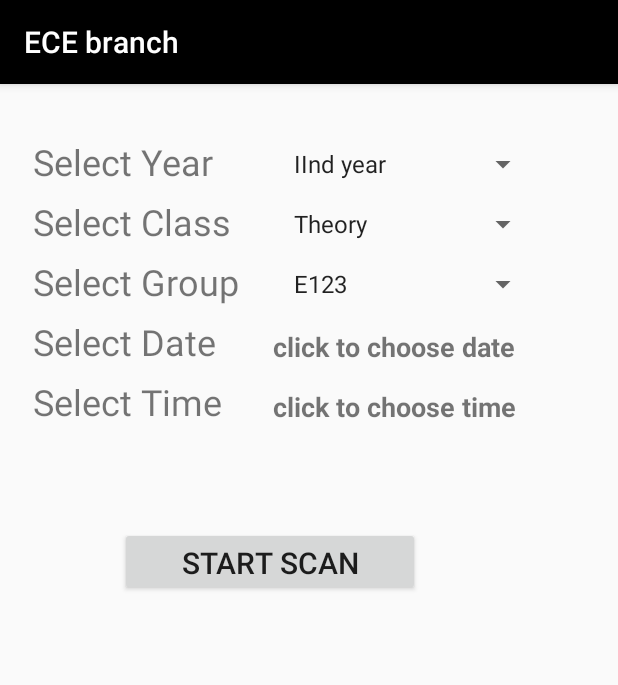
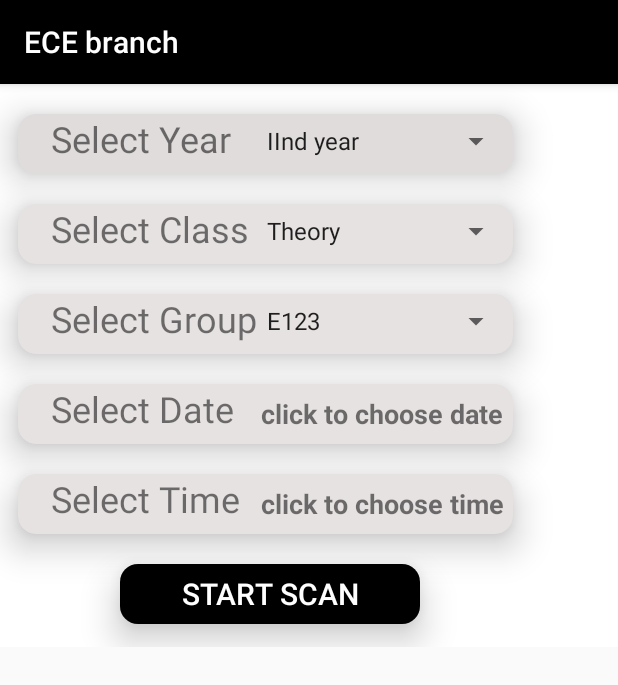
Before and after one commit to ravisharma46/SmartAttendanceSystem, an Android app: the fragment EceFragment shown on its own in the app's theme, on a phone screen of 412 x 824 dp. Shown: the top 685 px of the screen. Run offline under Robolectric (Android 15) with nearby library versions, the phone set to English and light mode, and no system bars.

Commit message:
update UI of ECE fragment

```diff
--- a/app/src/main/res/layout/fragment_ece.xml
+++ b/app/src/main/res/layout/fragment_ece.xml
@@ -4,27 +4,26 @@
     xmlns:tools="http://schemas.android.com/tools"
     android:layout_width="match_parent"
     android:layout_height="375sp"
-    android:layout_marginTop="35sp"
+    android:background="@color/white"
     tools:context=".EceFragment">
 
     <!-- TODO: Update blank fragment layout -->
 
 
-    <Spinner
-        android:id="@+id/spinner_select_group"
-        android:layout_width="179sp"
-        android:layout_height="36sp"
-        android:layout_marginLeft="180sp"
-        android:layout_marginTop="80sp" />
 
-    <TextView
-        android:layout_width="200sp"
-        android:layout_height="36sp"
-        android:layout_marginTop="80sp"
-        android:paddingLeft="22sp"
-        android:text="Select Group"
-        android:textSize="24sp" />
 
+    <android.support.v7.widget.CardView
+        android:id="@+id/cardView1"
+        android:layout_width="330sp"
+        android:layout_marginLeft="12sp"
+        android:layout_height="40sp"
+        android:layout_marginTop="20sp"
+        app:cardCornerRadius="12sp"
+        app:cardElevation="15sp"
+        app:layout_constraintBottom_toBottomOf="parent"
+        app:cardBackgroundColor="#E0DCDC"
+        app:layout_constraintEnd_toEndOf="parent"
+        app:layout_constraintStart_toStartOf="parent">
 
         <TextView
             android:id="@+id/textView2"
@@ -38,14 +37,27 @@
             android:id="@+id/spinner_select_year"
             android:layout_width="179sp"
             android:layout_height="36sp"
-        android:layout_marginLeft="180sp" />
+            android:layout_marginLeft="150sp" />
+    </android.support.v7.widget.CardView>
 
+
+    <android.support.v7.widget.CardView
+        android:id="@+id/cardView2"
+        android:layout_width="330sp"
+        android:layout_marginLeft="12sp"
+        android:layout_height="40sp"
+        android:layout_marginTop="80sp"
+        app:cardBackgroundColor="#E6E2E2"
+        app:cardCornerRadius="12sp"
+        app:cardElevation="15sp"
+        app:layout_constraintBottom_toBottomOf="parent"
+        app:layout_constraintEnd_toEndOf="parent"
+        app:layout_constraintStart_toStartOf="parent">
 
         <TextView
             android:id="@+id/textView3"
             android:layout_width="200sp"
             android:layout_height="36sp"
-        android:layout_marginTop="40sp"
             android:paddingLeft="22sp"
             android:text="Select Class"
             android:textSize="24sp" />
@@ -54,15 +66,61 @@
             android:id="@+id/spinner_select_class"
             android:layout_width="179sp"
             android:layout_height="36sp"
-        android:layout_marginLeft="180sp"
-        android:layout_marginTop="40sp" />
+            android:layout_marginLeft="150sp"
+             />
+    </android.support.v7.widget.CardView>
 
+
+
+
+    <android.support.v7.widget.CardView
+        android:id="@+id/cardView3"
+        android:layout_width="330sp"
+        android:layout_marginLeft="12sp"
+        android:layout_height="40sp"
+        android:layout_marginTop="140sp"
+        app:cardBackgroundColor="#E6E2E2"
+        app:cardCornerRadius="12sp"
+        app:cardElevation="15sp"
+        app:layout_constraintBottom_toBottomOf="parent"
+        app:layout_constraintEnd_toEndOf="parent"
+        app:layout_constraintStart_toStartOf="parent">
+
+        <Spinner
+            android:id="@+id/spinner_select_group"
+            android:layout_width="179sp"
+            android:layout_height="36sp"
+            android:layout_marginLeft="150sp"
+             />
+
+        <TextView
+            android:layout_width="200sp"
+            android:layout_height="36sp"
+            android:paddingLeft="22sp"
+            android:text="Select Group"
+            android:textSize="24sp" />
+        />
+    </android.support.v7.widget.CardView>
+
+
+
+    <android.support.v7.widget.CardView
+        android:id="@+id/cardView4"
+        android:layout_width="330sp"
+        android:layout_marginLeft="12sp"
+        android:layout_height="40sp"
+        android:layout_marginTop="200sp"
+        app:cardBackgroundColor="#E6E2E2"
+        app:cardCornerRadius="12sp"
+        app:cardElevation="15sp"
+        app:layout_constraintBottom_toBottomOf="parent"
+        app:layout_constraintEnd_toEndOf="parent"
+        app:layout_constraintStart_toStartOf="parent">
 
         <TextView
             android:id="@+id/textView4"
             android:layout_width="200sp"
             android:layout_height="36sp"
-        android:layout_marginTop="120sp"
             android:paddingLeft="22sp"
             android:text="Select Date"
             android:textSize="24sp" />
@@ -71,20 +129,38 @@
             android:id="@+id/date_picker"
             android:layout_width="200sp"
             android:layout_height="36sp"
-        android:layout_marginLeft="170sp"
-        android:layout_marginTop="120sp"
+            android:layout_marginLeft="150sp"
             android:paddingLeft="12sp"
             android:paddingTop="7sp"
             android:text="click to choose date"
             android:textSize="18sp"
             android:textStyle="bold" />
+        />
+    </android.support.v7.widget.CardView>
 
+
+
+
+
+
+
+    <android.support.v7.widget.CardView
+        android:id="@+id/cardView5"
+        android:layout_width="330sp"
+        android:layout_marginLeft="12sp"
+        android:layout_height="40sp"
+        android:layout_marginTop="260sp"
+        app:cardBackgroundColor="#E6E2E2"
+        app:cardCornerRadius="12sp"
+        app:cardElevation="15sp"
+        app:layout_constraintBottom_toBottomOf="parent"
+        app:layout_constraintEnd_toEndOf="parent"
+        app:layout_constraintStart_toStartOf="parent">
 
         <TextView
             android:id="@+id/textView5"
             android:layout_width="200sp"
             android:layout_height="36sp"
-        android:layout_marginTop="160sp"
             android:paddingLeft="22sp"
             android:text="Select Time"
             android:textSize="24sp" />
@@ -93,22 +169,52 @@
             android:id="@+id/time_picker"
             android:layout_width="200sp"
             android:layout_height="36sp"
-        android:layout_marginLeft="170sp"
-        android:layout_marginTop="160sp"
+            android:layout_marginLeft="150sp"
             android:paddingLeft="12sp"
             android:paddingTop="7sp"
             android:text="click to choose time"
             android:textSize="18sp"
             android:textStyle="bold" />
+    </android.support.v7.widget.CardView>
+
+
+
+
+
+    <android.support.v7.widget.CardView
+        android:id="@+id/cardView6"
+        android:layout_width="200sp"
+        android:layout_height="40sp"
+        android:layout_marginTop="320sp"
+        android:layout_marginLeft="80sp"
+        app:cardBackgroundColor="#E6E2E2"
+        app:cardCornerRadius="12sp"
+        app:cardElevation="15sp"
+        app:layout_constraintBottom_toBottomOf="parent"
+        app:layout_constraintEnd_toEndOf="parent"
+        app:layout_constraintStart_toStartOf="parent">
 
         <Button
             android:id="@+id/start_scan_ece"
-        android:layout_width="200sp"
-        android:layout_height="46sp"
-        android:layout_marginLeft="80sp"
-        android:layout_marginTop="260sp"
+            android:layout_width="match_parent"
+            android:layout_height="match_parent"
             android:text="start Scan"
+            android:elevation="32sp"
+            android:background="@color/black"
+            android:textColor="@color/white"
             android:textSize="20sp" />
 
 
+    </android.support.v7.widget.CardView>
+
+
+
+
+
+
+
+
+
+
+
 </FrameLayout>
```
Lines whose indentation alone changed are shown as unchanged.
